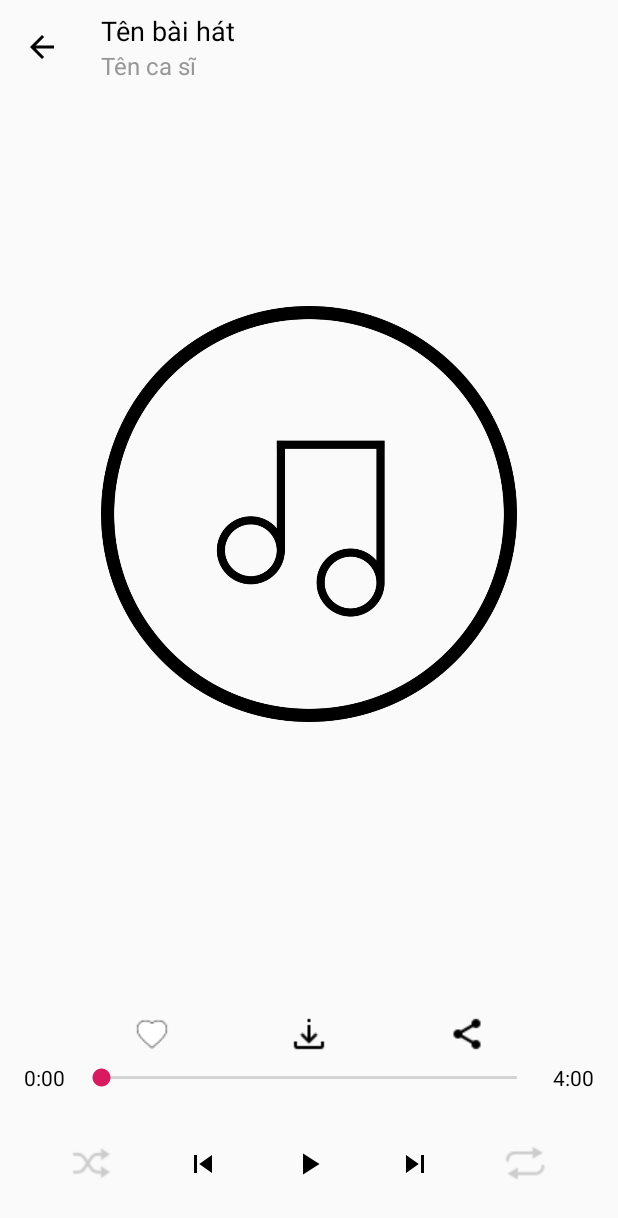
After one commit to trantan97/ListenMusicEx, an Android app: the fragment PlaySongFragment shown on its own in the app's theme, on a phone screen of 412 x 824 dp. The commit adds this screen. Shown: the top 1218 px of the screen. Run offline under Robolectric (Android 15) with nearby library versions, the phone set to English and light mode, and no system bars.

Commit message:
creat_layout

```diff
--- a/app/build.gradle
+++ b/app/build.gradle
@@ -22,7 +22,9 @@ dependencies {
     implementation fileTree(dir: 'libs', include: ['*.jar'])
     implementation 'com.android.support:appcompat-v7:28.0.0'
     implementation 'com.android.support.constraint:constraint-layout:1.1.3'
+    implementation 'com.android.support:support-v4:28.0.0'
     testImplementation 'junit:junit:4.12'
     androidTestImplementation 'com.android.support.test:runner:1.0.2'
     androidTestImplementation 'com.android.support.test.espresso:espresso-core:3.0.2'
+    implementation 'com.android.support:recyclerview-v7:28.0.0'
 }
--- /dev/null
+++ b/app/src/main/java/com/trantan/listenmusicex/PlaySongFragment.java
@@ -0,0 +1,24 @@
+package com.trantan.listenmusicex;
+
+import android.os.Bundle;
+import android.support.v4.app.Fragment;
+import android.view.LayoutInflater;
+import android.view.View;
+import android.view.ViewGroup;
+
+/**
+ * A simple {@link Fragment} subclass.
+ */
+public class PlaySongFragment extends Fragment {
+
+    public PlaySongFragment() {
+        // Required empty public constructor
+    }
+
+    @Override
+    public View onCreateView(LayoutInflater inflater, ViewGroup container,
+                             Bundle savedInstanceState) {
+        // Inflate the layout for this fragment
+        return inflater.inflate(R.layout.fragment_play_song, container, false);
+    }
+}
--- /dev/null
+++ b/app/src/main/res/layout/fragment_play_song.xml
@@ -0,0 +1,184 @@
+<?xml version="1.0" encoding="utf-8"?>
+<android.support.constraint.ConstraintLayout xmlns:android="http://schemas.android.com/apk/res/android"
+    xmlns:app="http://schemas.android.com/apk/res-auto"
+    xmlns:tools="http://schemas.android.com/tools"
+    android:layout_width="match_parent"
+    android:layout_height="match_parent"
+    android:padding="@dimen/dp_8"
+    tools:context=".PlaySongFragment">
+
+    <android.support.constraint.Guideline
+        android:id="@+id/guideline"
+        android:layout_width="wrap_content"
+        android:layout_height="wrap_content"
+        android:orientation="horizontal"
+        app:layout_constraintGuide_percent="0.9" />
+
+    <android.support.constraint.Guideline
+        android:id="@+id/guideline_second"
+        android:layout_width="wrap_content"
+        android:layout_height="wrap_content"
+        android:orientation="vertical"
+        app:layout_constraintGuide_percent="0.15" />
+
+    <android.support.constraint.Guideline
+        android:id="@+id/guideline_third"
+        android:layout_width="wrap_content"
+        android:layout_height="wrap_content"
+        android:orientation="vertical"
+        app:layout_constraintGuide_percent="0.85" />
+
+    <ImageView
+        android:id="@+id/image_back"
+        android:layout_width="wrap_content"
+        android:layout_height="wrap_content"
+        android:padding="@dimen/dp_8"
+        android:src="@drawable/ic_arrow_back_24dp"
+        app:layout_constraintBottom_toBottomOf="@id/text_singer"
+        app:layout_constraintStart_toStartOf="parent"
+        app:layout_constraintTop_toTopOf="@id/text_name_song" />
+
+    <TextView
+        android:id="@+id/text_name_song"
+        android:layout_width="wrap_content"
+        android:layout_height="wrap_content"
+        android:text="@string/text_name_song"
+        android:textColor="@color/color_black"
+        android:textSize="@dimen/sp_18"
+        app:layout_constraintStart_toEndOf="@id/guideline_second" />
+
+    <TextView
+        android:id="@+id/text_singer"
+        android:layout_width="wrap_content"
+        android:layout_height="wrap_content"
+        android:text="@string/text_singer"
+        android:textColor="@color/color_gray"
+        android:textSize="@dimen/sp_16"
+        app:layout_constraintStart_toEndOf="@id/guideline_second"
+        app:layout_constraintTop_toBottomOf="@id/text_name_song" />
+
+    <ImageView
+        android:id="@+id/image_song"
+        android:layout_width="0dp"
+        android:layout_height="0dp"
+        android:scaleType="fitXY"
+        android:src="@drawable/ic_default"
+        app:layout_constraintBottom_toTopOf="@+id/image_download"
+        app:layout_constraintDimensionRatio="1:1"
+        app:layout_constraintEnd_toEndOf="@id/guideline_third"
+        app:layout_constraintStart_toStartOf="@id/guideline_second"
+        app:layout_constraintTop_toTopOf="parent" />
+
+    <SeekBar
+        android:id="@+id/seekBar"
+        android:layout_width="0dp"
+        android:layout_height="wrap_content"
+        android:padding="@dimen/dp_8"
+        app:layout_constraintBottom_toTopOf="@id/guideline"
+        app:layout_constraintEnd_toStartOf="@id/text_total_time"
+        app:layout_constraintStart_toEndOf="@id/text_current_time" />
+
+    <TextView
+        android:id="@+id/text_current_time"
+        android:layout_width="wrap_content"
+        android:layout_height="wrap_content"
+        android:padding="@dimen/dp_8"
+        android:text="@string/text_current_time"
+        android:textColor="@color/color_black"
+        app:layout_constraintBottom_toTopOf="@id/guideline"
+        app:layout_constraintStart_toStartOf="parent"
+        app:layout_constraintTop_toTopOf="@+id/seekBar" />
+
+    <TextView
+        android:id="@+id/text_total_time"
+        android:layout_width="wrap_content"
+        android:layout_height="wrap_content"
+        android:padding="@dimen/dp_8"
+        android:text="@string/text_total_time"
+        android:textColor="@color/color_black"
+        app:layout_constraintBottom_toTopOf="@id/guideline"
+        app:layout_constraintEnd_toEndOf="parent"
+        app:layout_constraintTop_toTopOf="@+id/seekBar" />
+
+    <ImageView
+        android:id="@+id/image_previous"
+        android:layout_width="wrap_content"
+        android:layout_height="wrap_content"
+        android:padding="@dimen/dp_8"
+        android:src="@drawable/ic_previous_24dp"
+        app:layout_constraintBottom_toBottomOf="parent"
+        app:layout_constraintEnd_toStartOf="@+id/image_play_pause"
+        app:layout_constraintStart_toEndOf="@id/image_shuffle"
+        app:layout_constraintTop_toTopOf="@+id/guideline" />
+
+    <ImageView
+        android:id="@+id/image_play_pause"
+        android:layout_width="wrap_content"
+        android:layout_height="wrap_content"
+        android:padding="@dimen/dp_8"
+        android:src="@drawable/ic_play_24dp"
+        app:layout_constraintBottom_toBottomOf="parent"
+        app:layout_constraintEnd_toEndOf="parent"
+        app:layout_constraintStart_toStartOf="parent"
+        app:layout_constraintTop_toTopOf="@+id/guideline" />
+
+    <ImageView
+        android:id="@+id/image_next"
+        android:layout_width="wrap_content"
+        android:layout_height="wrap_content"
+        android:padding="@dimen/dp_8"
+        android:src="@drawable/ic_next_24dp"
+        app:layout_constraintBottom_toBottomOf="parent"
+        app:layout_constraintEnd_toStartOf="@id/image_repeat"
+        app:layout_constraintStart_toEndOf="@id/image_play_pause"
+        app:layout_constraintTop_toTopOf="@+id/guideline" />
+
+    <ImageView
+        android:id="@+id/image_shuffle"
+        android:layout_width="wrap_content"
+        android:layout_height="wrap_content"
+        android:padding="@dimen/dp_8"
+        android:src="@drawable/ic_unshuffle_30dp"
+        app:layout_constraintBottom_toBottomOf="parent"
+        app:layout_constraintEnd_toStartOf="@id/image_previous"
+        app:layout_constraintStart_toStartOf="parent"
+        app:layout_constraintTop_toTopOf="@id/guideline" />
+
+    <ImageView
+        android:id="@+id/image_repeat"
+        android:layout_width="wrap_content"
+        android:layout_height="wrap_content"
+        android:padding="@dimen/dp_8"
+        android:src="@drawable/ic_unrepeat_30dp"
+        app:layout_constraintBottom_toBottomOf="parent"
+        app:layout_constraintEnd_toEndOf="parent"
+        app:layout_constraintStart_toEndOf="@id/image_next"
+        app:layout_constraintTop_toTopOf="@id/guideline" />
+
+    <ImageView
+        android:id="@+id/image_like"
+        android:layout_width="wrap_content"
+        android:layout_height="wrap_content"
+        android:src="@drawable/ic_unlike_24"
+        app:layout_constraintBottom_toTopOf="@id/seekBar"
+        app:layout_constraintEnd_toStartOf="@id/image_download"
+        app:layout_constraintStart_toStartOf="parent" />
+
+    <ImageView
+        android:id="@+id/image_download"
+        android:layout_width="wrap_content"
+        android:layout_height="wrap_content"
+        android:src="@drawable/ic_download_24"
+        app:layout_constraintBottom_toTopOf="@id/seekBar"
+        app:layout_constraintEnd_toStartOf="@+id/image_share"
+        app:layout_constraintStart_toEndOf="@+id/image_like" />
+
+    <ImageView
+        android:id="@+id/image_share"
+        android:layout_width="wrap_content"
+        android:layout_height="wrap_content"
+        android:src="@drawable/ic_share_24"
+        app:layout_constraintBottom_toTopOf="@id/seekBar"
+        app:layout_constraintEnd_toEndOf="parent"
+        app:layout_constraintStart_toEndOf="@id/image_download" />
+</android.support.constraint.ConstraintLayout>
--- a/app/src/main/res/values/colors.xml
+++ b/app/src/main/res/values/colors.xml
@@ -3,4 +3,8 @@
     <color name="color_primary">#008577</color>
     <color name="color_primary_dark">#00574B</color>
     <color name="color_accent">#D81B60</color>
+    <color name="color_playing">#14DDFF</color>
+    <color name="color_black">#000000</color>
+    <color name="color_gray">#979797</color>
+    <color name="color_list_play">#dbdbfc</color>
 </resources>
--- /dev/null
+++ b/app/src/main/res/values/dimens.xml
@@ -0,0 +1,8 @@
+<?xml version="1.0" encoding="utf-8"?>
+<resources>
+    <dimen name="dp_8">8dp</dimen>
+    <dimen name="sp_18">18sp</dimen>
+    <dimen name="sp_16">16sp</dimen>
+    <dimen name="dp_1">1dp</dimen>
+    <dimen name="dp_48">48dp</dimen>
+</resources>
--- a/app/src/main/res/values/strings.xml
+++ b/app/src/main/res/values/strings.xml
@@ -1,3 +1,11 @@
 <resources>
     <string name="app_name">ListenMusicEx</string>
+
+    <!-- TODO: Remove or change this placeholder text -->
+    <string name="hello_blank_fragment">Hello blank fragment</string>
+    <string name="text_current_time">0:00</string>
+    <string name="text_total_time">4:00</string>
+    <string name="text_singer">Tên ca sĩ</string>
+    <string name="text_name_song">Tên bài hát</string>
+    <string name="text_list_play">Danh sách phát (12)</string>
 </resources>
```
Also changed, not shown: app/src/main/java/com/trantan/listenmusicex/PlayListFragment.java (added, +24 -0 lines), app/src/main/res/drawable/ic_delete_24dp.xml (added, +9 -0 lines), app/src/main/res/drawable/ic_delete_playing_24dp.xml (added, +9 -0 lines), app/src/main/res/layout/activity_main.xml (+8 -0 lines), app/src/main/res/layout/fragment_play_list.xml (added, +31 -0 lines), app/src/main/res/layout/item_playing_recycler_songs.xml (added, +55 -0 lines), app/src/main/res/layout/item_recycler_songs.xml (added, +53 -0 lines), app/src/main/res/drawable/ic_playing.png (added), app/src/main/res/values/styles.xml (line endings or trailing spaces).
